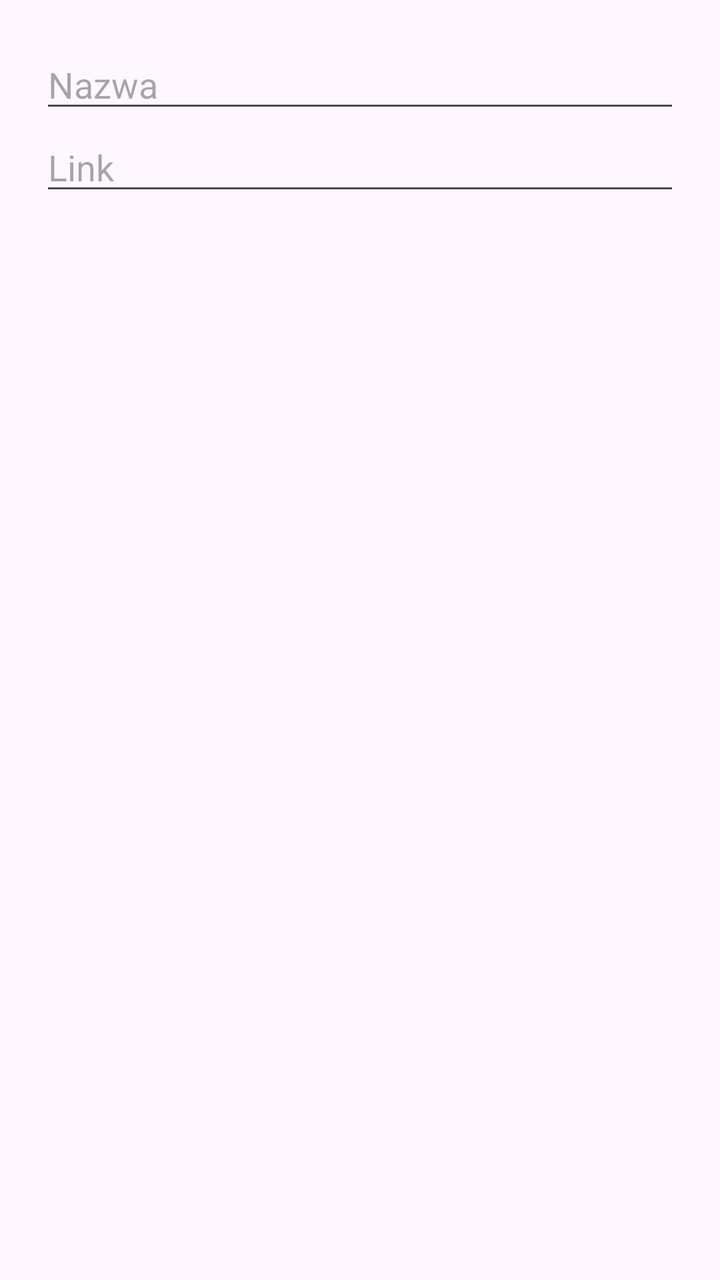
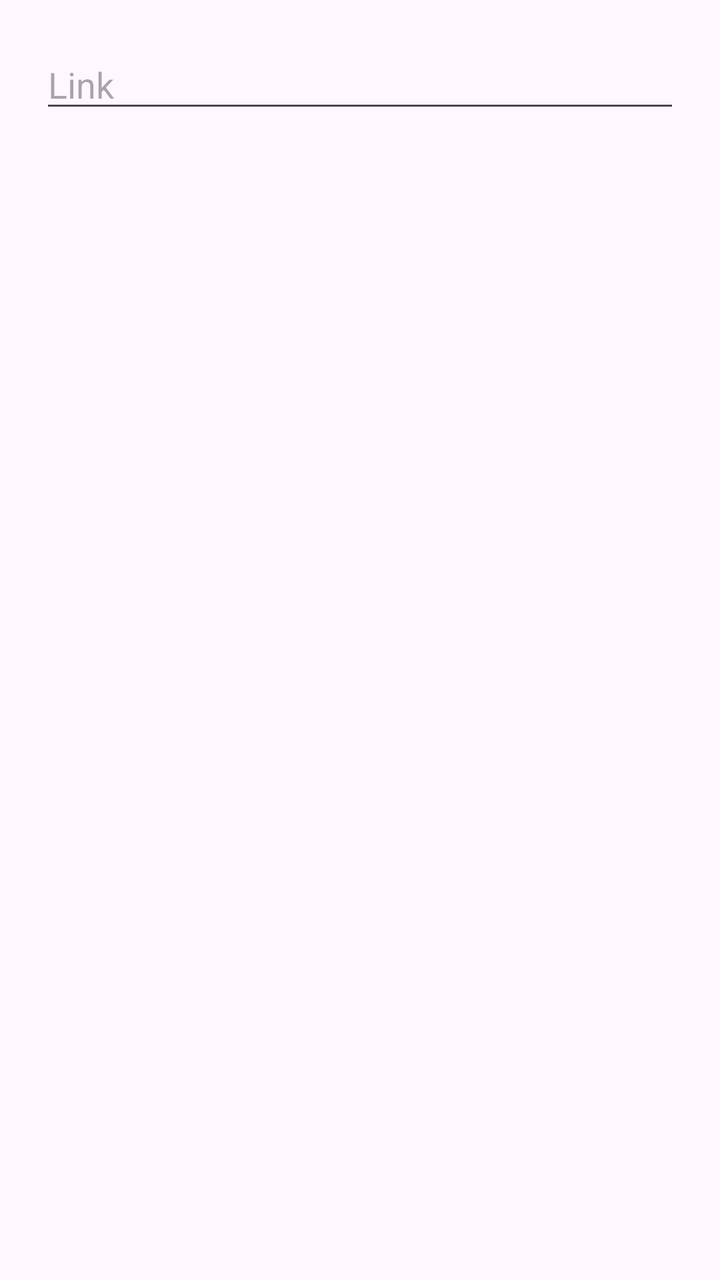

An Android layout rendered at two revisions. The XML below is the earlier revision; the diff shows what the commit changed to produce the second picture.
<!-- AndroidManifest.xml: application theme Theme.Tiktok_Recipes -->
<!-- res/layout/add_dialog_box.xml -->
<?xml version="1.0" encoding="utf-8"?>
<LinearLayout xmlns:android="http://schemas.android.com/apk/res/android"
    android:layout_width="match_parent"
    android:layout_height="wrap_content"
    android:orientation="vertical"
    android:padding="20dp">

    <EditText
        android:id="@+id/etName"
        android:layout_width="match_parent"
        android:layout_height="wrap_content"
        android:hint="Nazwa"
        android:inputType="text"
        android:autofillHints="" />

    <EditText
        android:id="@+id/etLink"
        android:layout_width="match_parent"
        android:layout_height="wrap_content"
        android:hint="Link"
        android:inputType="textUri"
        android:autofillHints="" />
</LinearLayout>
<!-- resources referenced by this layout -->
<resources>
  <style name="Theme.Tiktok_Recipes" parent="Base.Theme.Tiktok_Recipes" />
  <style name="Base.Theme.Tiktok_Recipes" parent="Theme.Material3.DayNight.NoActionBar">
          
          
      </style>
</resources>

<!-- the commit's change to res/layout/add_dialog_box.xml (unified diff, before → after) -->
@@ -4,14 +4,6 @@
     android:layout_height="wrap_content"
     android:orientation="vertical"
     android:padding="20dp">
-
-    <EditText
-        android:id="@+id/etName"
-        android:layout_width="match_parent"
-        android:layout_height="wrap_content"
-        android:hint="Nazwa"
-        android:inputType="text"
-        android:autofillHints="" />
 
     <EditText
         android:id="@+id/etLink"
